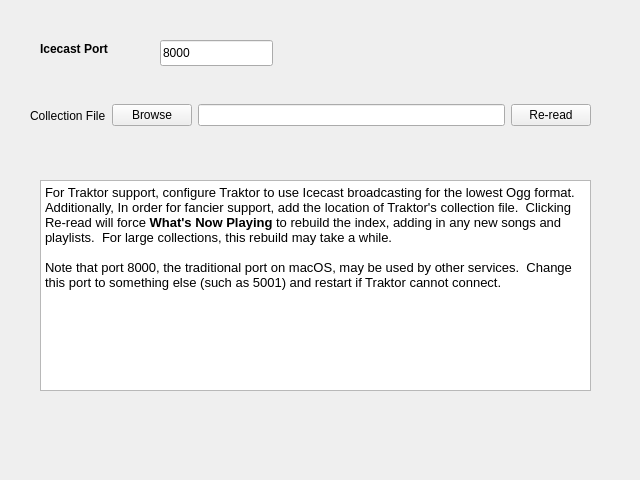
The window that nowplaying/resources/inputs_traktor_ui.ui (whatsnowplaying/whats-now-playing) describes before a commit, drawn with Qt 5.
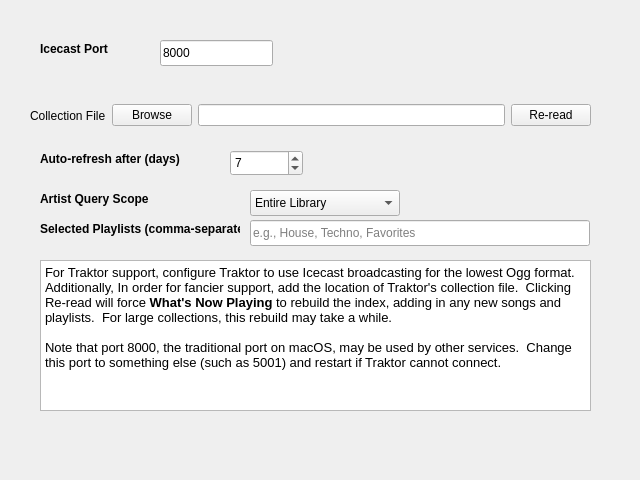
The same window after the commit.

Diff of the .ui file:
```diff
--- a/nowplaying/resources/inputs_traktor_ui.ui
+++ b/nowplaying/resources/inputs_traktor_ui.ui
@@ -83,13 +83,119 @@
     <string>8000</string>
    </property>
   </widget>
+  <widget class="QLabel" name="max_age_label">
+   <property name="geometry">
+    <rect>
+     <x>40</x>
+     <y>150</y>
+     <width>180</width>
+     <height>18</height>
+    </rect>
+   </property>
+   <property name="font">
+    <font>
+     <bold>true</bold>
+    </font>
+   </property>
+   <property name="text">
+    <string>Auto-refresh after (days)</string>
+   </property>
+  </widget>
+  <widget class="QSpinBox" name="traktor_max_age_spinbox">
+   <property name="geometry">
+    <rect>
+     <x>230</x>
+     <y>150</y>
+     <width>73</width>
+     <height>26</height>
+    </rect>
+   </property>
+   <property name="minimum">
+    <number>1</number>
+   </property>
+   <property name="maximum">
+    <number>365</number>
+   </property>
+   <property name="value">
+    <number>7</number>
+   </property>
+  </widget>
+  <widget class="QLabel" name="artist_query_label">
+   <property name="geometry">
+    <rect>
+     <x>40</x>
+     <y>190</y>
+     <width>200</width>
+     <height>18</height>
+    </rect>
+   </property>
+   <property name="font">
+    <font>
+     <bold>true</bold>
+    </font>
+   </property>
+   <property name="text">
+    <string>Artist Query Scope</string>
+   </property>
+  </widget>
+  <widget class="QComboBox" name="traktor_artist_scope_combo">
+   <property name="geometry">
+    <rect>
+     <x>250</x>
+     <y>190</y>
+     <width>150</width>
+     <height>26</height>
+    </rect>
+   </property>
+   <item>
+    <property name="text">
+     <string>Entire Library</string>
+    </property>
+   </item>
+   <item>
+    <property name="text">
+     <string>Selected Playlists</string>
+    </property>
+   </item>
+  </widget>
+  <widget class="QLabel" name="playlists_label">
+   <property name="geometry">
+    <rect>
+     <x>40</x>
+     <y>220</y>
+     <width>200</width>
+     <height>18</height>
+    </rect>
+   </property>
+   <property name="font">
+    <font>
+     <bold>true</bold>
+    </font>
+   </property>
+   <property name="text">
+    <string>Selected Playlists (comma-separated)</string>
+   </property>
+  </widget>
+  <widget class="QLineEdit" name="traktor_playlists_lineedit">
+   <property name="geometry">
+    <rect>
+     <x>250</x>
+     <y>220</y>
+     <width>340</width>
+     <height>26</height>
+    </rect>
+   </property>
+   <property name="placeholderText">
+    <string>e.g., House, Techno, Favorites</string>
+   </property>
+  </widget>
   <widget class="QTextBrowser" name="info_text">
    <property name="geometry">
     <rect>
      <x>40</x>
-     <y>180</y>
+     <y>260</y>
      <width>551</width>
-     <height>211</height>
+     <height>151</height>
     </rect>
    </property>
    <property name="html">
```
